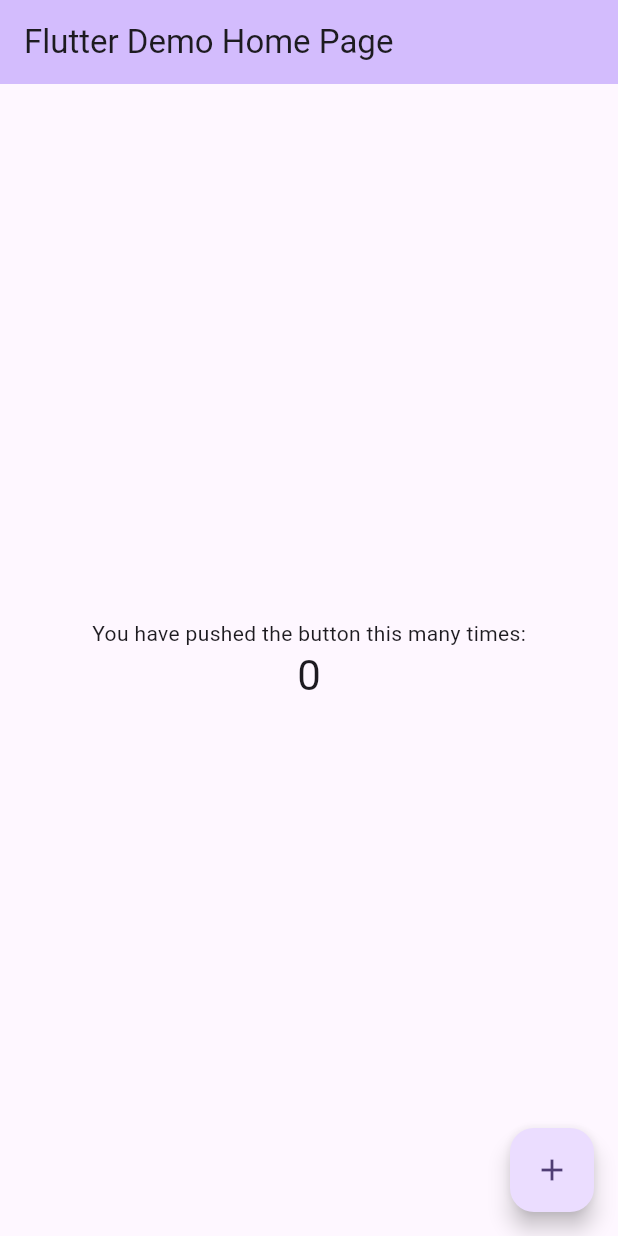
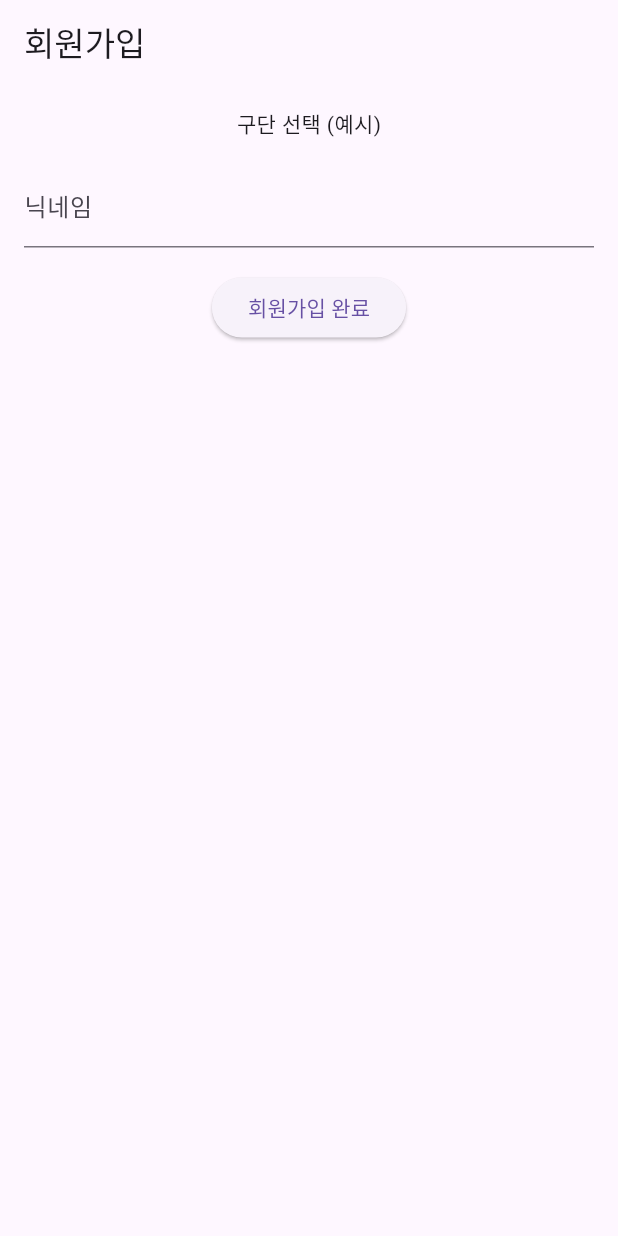
Before and after one commit to GlassyBus/seungyo-app, a Flutter app: the screen it shows after launch, on a phone screen of 412 x 824 dp. Run offline on Flutter 3.47's test engine with Material 3 defaults, Android fonts, the phone set to English and light mode, and no system bars; our stand-ins replace shared_preferences.

Commit message:
초기 프로젝트 구조 설정

```diff
--- a/lib/main.dart
+++ b/lib/main.dart
@@ -1,122 +1,40 @@
 import 'package:flutter/material.dart';
+import 'package:provider/provider.dart';
+import 'package:seungyo/routes.dart';
+import 'package:seungyo/view/login/login_screen.dart';
+import 'package:seungyo/view/main/main_screen.dart';
+import 'package:seungyo/view/signup/signup_screen.dart';
+import 'package:seungyo/view/splash/splash_screen.dart';
+import 'package:seungyo/viewmodel/auth_vm.dart';
+import 'package:seungyo/viewmodel/splash_vm.dart';
 
 void main() {
-  runApp(const MyApp());
+  runApp(MyApp());
 }
 
 class MyApp extends StatelessWidget {
-  const MyApp({super.key});
-
-  // This widget is the root of your application.
   @override
   Widget build(BuildContext context) {
-    return MaterialApp(
-      title: 'Flutter Demo',
-      theme: ThemeData(
-        // This is the theme of your application.
-        //
-        // TRY THIS: Try running your application with "flutter run". You'll see
-        // the application has a purple toolbar. Then, without quitting the app,
-        // try changing the seedColor in the colorScheme below to Colors.green
-        // and then invoke "hot reload" (save your changes or press the "hot
-        // reload" button in a Flutter-supported IDE, or press "r" if you used
-        // the command line to start the app).
-        //
-        // Notice that the counter didn't reset back to zero; the application
-        // state is not lost during the reload. To reset the state, use hot
-        // restart instead.
-        //
-        // This works for code too, not just values: Most code changes can be
-        // tested with just a hot reload.
-        colorScheme: ColorScheme.fromSeed(seedColor: Colors.deepPurple),
+    return MultiProvider(
+      providers: [
+        ChangeNotifierProvider<SplashViewModel>(
+          create: (_) => SplashViewModel(),
+        ),
+        ChangeNotifierProvider<AuthViewModel>(
+          create: (_) => AuthViewModel(),
+        ),
+      ],
+      child: MaterialApp(
+        title: '승요',
+        theme: ThemeData(primarySwatch: Colors.blue),
+        initialRoute: Routes.splash,
+        routes: {
+          Routes.splash: (context) => SplashScreen(),
+          Routes.login: (context) => LoginScreen(),
+          Routes.signup: (context) => SignupScreen(),
+          Routes.main: (context) => MainScreen(),
+        },
       ),
-      home: const MyHomePage(title: 'Flutter Demo Home Page'),
     );
   }
 }
-
-class MyHomePage extends StatefulWidget {
-  const MyHomePage({super.key, required this.title});
-
-  // This widget is the home page of your application. It is stateful, meaning
-  // that it has a State object (defined below) that contains fields that affect
-  // how it looks.
-
-  // This class is the configuration for the state. It holds the values (in this
-  // case the title) provided by the parent (in this case the App widget) and
-  // used by the build method of the State. Fields in a Widget subclass are
-  // always marked "final".
-
-  final String title;
-
-  @override
-  State<MyHomePage> createState() => _MyHomePageState();
-}
-
-class _MyHomePageState extends State<MyHomePage> {
-  int _counter = 0;
-
-  void _incrementCounter() {
-    setState(() {
-      // This call to setState tells the Flutter framework that something has
-      // changed in this State, which causes it to rerun the build method below
-      // so that the display can reflect the updated values. If we changed
-      // _counter without calling setState(), then the build method would not be
-      // called again, and so nothing would appear to happen.
-      _counter++;
-    });
-  }
-
-  @override
-  Widget build(BuildContext context) {
-    // This method is rerun every time setState is called, for instance as done
-    // by the _incrementCounter method above.
-    //
-    // The Flutter framework has been optimized to make rerunning build methods
-    // fast, so that you can just rebuild anything that needs updating rather
-    // than having to individually change instances of widgets.
-    return Scaffold(
-      appBar: AppBar(
-        // TRY THIS: Try changing the color here to a specific color (to
-        // Colors.amber, perhaps?) and trigger a hot reload to see the AppBar
-        // change color while the other colors stay the same.
-        backgroundColor: Theme.of(context).colorScheme.inversePrimary,
-        // Here we take the value from the MyHomePage object that was created by
-        // the App.build method, and use it to set our appbar title.
-        title: Text(widget.title),
-      ),
-      body: Center(
-        // Center is a layout widget. It takes a single child and positions it
-        // in the middle of the parent.
-        child: Column(
-          // Column is also a layout widget. It takes a list of children and
-          // arranges them vertically. By default, it sizes itself to fit its
-          // children horizontally, and tries to be as tall as its parent.
-          //
-          // Column has various properties to control how it sizes itself and
-          // how it positions its children. Here we use mainAxisAlignment to
-          // center the children vertically; the main axis here is the vertical
-          // axis because Columns are vertical (the cross axis would be
-          // horizontal).
-          //
-          // TRY THIS: Invoke "debug painting" (choose the "Toggle Debug Paint"
-          // action in the IDE, or press "p" in the console), to see the
-          // wireframe for each widget.
-          mainAxisAlignment: MainAxisAlignment.center,
-          children: <Widget>[
-            const Text('You have pushed the button this many times:'),
-            Text(
-              '$_counter',
-              style: Theme.of(context).textTheme.headlineMedium,
-            ),
-          ],
-        ),
-      ),
-      floatingActionButton: FloatingActionButton(
-        onPressed: _incrementCounter,
-        tooltip: 'Increment',
-        child: const Icon(Icons.add),
-      ), // This trailing comma makes auto-formatting nicer for build methods.
-    );
-  }
-}
--- /dev/null
+++ b/lib/routes.dart
@@ -0,0 +1,6 @@
+class Routes {
+  static const String splash = '/splash';
+  static const String login = '/login';
+  static const String signup = '/signup';
+  static const String main = '/main';
+}
--- /dev/null
+++ b/lib/view/signup/signup_screen.dart
@@ -0,0 +1,40 @@
+import 'package:flutter/material.dart';
+import 'package:provider/provider.dart';
+
+import '../../viewmodel/auth_vm.dart';
+
+class SignupScreen extends StatelessWidget {
+  final TextEditingController _nicknameController = TextEditingController();
+
+  @override
+  Widget build(BuildContext context) {
+    final authVM = Provider.of<AuthViewModel>(context, listen: false);
+    return Scaffold(
+      appBar: AppBar(title: Text('회원가입')),
+      body: Padding(
+        padding: EdgeInsets.all(16.0),
+        child: Column(
+          children: [
+            // 구단 선택 UI는 추후 GridView 등으로 확장 가능
+            Text('구단 선택 (예시)'),
+            SizedBox(height: 16),
+            TextField(
+              controller: _nicknameController,
+              decoration: InputDecoration(labelText: '닉네임'),
+            ),
+            SizedBox(height: 16),
+            ElevatedButton(
+              onPressed: () async {
+                await authVM.signup(_nicknameController.text);
+                // (3,2,3)초의 애니메이션 딜레이 예시 (총 8초)
+                await Future.delayed(Duration(seconds: 8));
+                Navigator.pushReplacementNamed(context, '/main');
+              },
+              child: Text('회원가입 완료'),
+            ),
+          ],
+        ),
+      ),
+    );
+  }
+}
```
Also changed, not shown: lib/constants.dart (added, +26 -0 lines), lib/model/data/app_database.dart (added, +33 -0 lines), lib/model/data/shared_preferences_helper.dart (added, +13 -0 lines), lib/model/repository/auth_repository.dart (added, +26 -0 lines), lib/view/login/login_screen.dart (added, +37 -0 lines), lib/view/main/main_screen.dart (added, +37 -0 lines), lib/view/splash/splash_screen.dart (added, +34 -0 lines), lib/viewmodel/auth_vm.dart (added, +23 -0 lines), lib/viewmodel/splash_vm.dart (added, +24 -0 lines), pubspec.yaml (+21 -0 lines).
